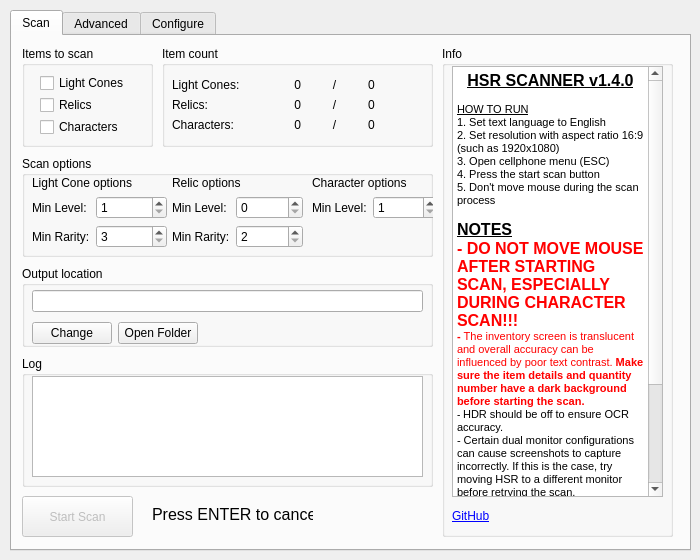
Qt form src/ui/hsr_scanner.ui (kel-z/HSR-Scanner) before a commit.
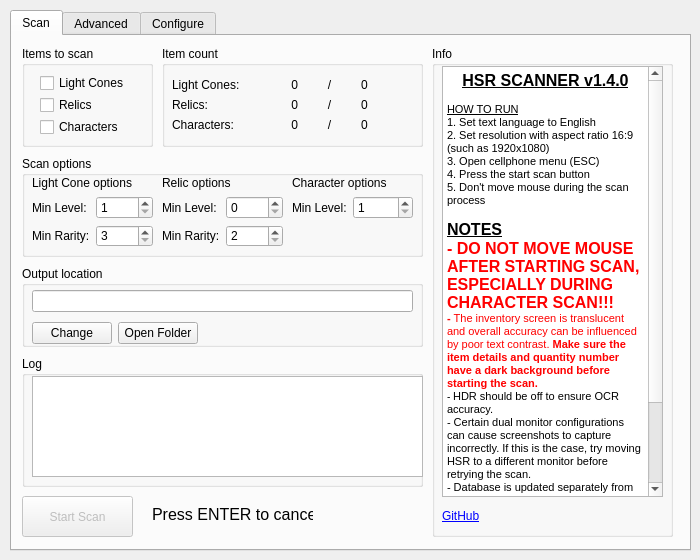
The same form after that commit. Custom widgets are drawn as their Qt base class.

Patch:
```diff
--- a/src/ui/hsr_scanner.ui
+++ b/src/ui/hsr_scanner.ui
@@ -142,7 +142,7 @@
        <rect>
         <x>150</x>
         <y>10</y>
-        <width>271</width>
+        <width>261</width>
         <height>101</height>
        </rect>
       </property>
@@ -154,7 +154,7 @@
         <rect>
          <x>10</x>
          <y>20</y>
-         <width>251</width>
+         <width>241</width>
          <height>77</height>
         </rect>
        </property>
@@ -293,7 +293,7 @@
        <rect>
         <x>10</x>
         <y>120</y>
-        <width>411</width>
+        <width>401</width>
         <height>101</height>
        </rect>
       </property>
@@ -305,8 +305,8 @@
         <rect>
          <x>10</x>
          <y>20</y>
-         <width>135</width>
-         <height>85</height>
+         <width>121</width>
+         <height>71</height>
         </rect>
        </property>
        <layout class="QFormLayout" name="formLayout_2">
@@ -380,10 +380,10 @@
       <widget class="QWidget" name="formLayoutWidget_3">
        <property name="geometry">
         <rect>
-         <x>150</x>
+         <x>140</x>
          <y>20</y>
-         <width>131</width>
-         <height>85</height>
+         <width>121</width>
+         <height>71</height>
         </rect>
        </property>
        <layout class="QFormLayout" name="formLayout_4">
@@ -445,9 +445,9 @@
       <widget class="QWidget" name="formLayoutWidget_5">
        <property name="geometry">
         <rect>
-         <x>290</x>
+         <x>270</x>
          <y>20</y>
-         <width>126</width>
+         <width>121</width>
          <height>71</height>
         </rect>
        </property>
@@ -490,7 +490,7 @@
        <rect>
         <x>10</x>
         <y>230</y>
-        <width>411</width>
+        <width>401</width>
         <height>81</height>
        </rect>
       </property>
@@ -502,7 +502,7 @@
         <rect>
          <x>10</x>
          <y>20</y>
-         <width>391</width>
+         <width>381</width>
          <height>62</height>
         </rect>
        </property>
@@ -543,9 +543,9 @@
      <widget class="QGroupBox" name="groupBox_4">
       <property name="geometry">
        <rect>
-        <x>430</x>
+        <x>420</x>
         <y>10</y>
-        <width>231</width>
+        <width>241</width>
         <height>491</height>
        </rect>
       </property>
@@ -557,7 +557,7 @@
         <rect>
          <x>10</x>
          <y>20</y>
-         <width>211</width>
+         <width>221</width>
          <height>431</height>
         </rect>
        </property>
@@ -571,19 +571,19 @@
         <string>&lt;!DOCTYPE HTML PUBLIC &quot;-//W3C//DTD HTML 4.0//EN&quot; &quot;http://www.w3.org/TR/REC-html40/strict.dtd&quot;&gt;
 &lt;html&gt;&lt;head&gt;&lt;meta name=&quot;qrichtext&quot; content=&quot;1&quot; /&gt;&lt;style type=&quot;text/css&quot;&gt;
 p, li { white-space: pre-wrap; }
-&lt;/style&gt;&lt;/head&gt;&lt;body style=&quot; font-family:'MS Shell Dlg 2'; font-size:9.6pt; font-weight:400; font-style:normal;&quot;&gt;
+&lt;/style&gt;&lt;/head&gt;&lt;body style=&quot; font-family:'MS Shell Dlg 2'; font-size:8pt; font-weight:400; font-style:normal;&quot;&gt;
 &lt;p align=&quot;center&quot; style=&quot; margin-top:0px; margin-bottom:0px; margin-left:0px; margin-right:0px; -qt-block-indent:0; text-indent:0px;&quot;&gt;&lt;span style=&quot; font-size:12pt; font-weight:600; text-decoration: underline;&quot;&gt;HSR SCANNER v1.4.0&lt;/span&gt;&lt;/p&gt;
 &lt;p align=&quot;center&quot; style=&quot;-qt-paragraph-type:empty; margin-top:0px; margin-bottom:0px; margin-left:0px; margin-right:0px; -qt-block-indent:0; text-indent:0px; font-size:8.25pt;&quot;&gt;&lt;br /&gt;&lt;/p&gt;
 &lt;p style=&quot; margin-top:0px; margin-bottom:0px; margin-left:0px; margin-right:0px; -qt-block-indent:0; text-indent:0px;&quot;&gt;&lt;span style=&quot; font-size:8.25pt; text-decoration: underline;&quot;&gt;HOW TO RUN&lt;/span&gt;&lt;/p&gt;
 &lt;p style=&quot; margin-top:0px; margin-bottom:0px; margin-left:0px; margin-right:0px; -qt-block-indent:0; text-indent:0px;&quot;&gt;&lt;span style=&quot; font-size:8.25pt;&quot;&gt;1. Set text language to English&lt;/span&gt;&lt;/p&gt;
-&lt;p style=&quot; margin-top:0px; margin-bottom:0px; margin-left:0px; margin-right:0px; -qt-block-indent:0; text-indent:0px;&quot;&gt;&lt;span style=&quot; font-size:8pt;&quot;&gt;2. Set resolution with aspect ratio 16:9 (such as 1920x1080)&lt;/span&gt;&lt;/p&gt;
-&lt;p style=&quot; margin-top:0px; margin-bottom:0px; margin-left:0px; margin-right:0px; -qt-block-indent:0; text-indent:0px;&quot;&gt;&lt;span style=&quot; font-size:8pt;&quot;&gt;3. Open cellphone menu (ESC)&lt;/span&gt;&lt;/p&gt;
-&lt;p style=&quot; margin-top:0px; margin-bottom:0px; margin-left:0px; margin-right:0px; -qt-block-indent:0; text-indent:0px;&quot;&gt;&lt;span style=&quot; font-size:8pt;&quot;&gt;4. Press the start scan button&lt;/span&gt;&lt;/p&gt;
-&lt;p style=&quot; margin-top:0px; margin-bottom:0px; margin-left:0px; margin-right:0px; -qt-block-indent:0; text-indent:0px;&quot;&gt;&lt;span style=&quot; font-size:8pt;&quot;&gt;5. Don't move mouse during the scan process&lt;/span&gt;&lt;/p&gt;
-&lt;p style=&quot;-qt-paragraph-type:empty; margin-top:0px; margin-bottom:0px; margin-left:0px; margin-right:0px; -qt-block-indent:0; text-indent:0px; font-size:8pt;&quot;&gt;&lt;br /&gt;&lt;/p&gt;
+&lt;p style=&quot; margin-top:0px; margin-bottom:0px; margin-left:0px; margin-right:0px; -qt-block-indent:0; text-indent:0px;&quot;&gt;2. Set resolution with aspect ratio 16:9 (such as 1920x1080)&lt;/p&gt;
+&lt;p style=&quot; margin-top:0px; margin-bottom:0px; margin-left:0px; margin-right:0px; -qt-block-indent:0; text-indent:0px;&quot;&gt;3. Open cellphone menu (ESC)&lt;/p&gt;
+&lt;p style=&quot; margin-top:0px; margin-bottom:0px; margin-left:0px; margin-right:0px; -qt-block-indent:0; text-indent:0px;&quot;&gt;4. Press the start scan button&lt;/p&gt;
+&lt;p style=&quot; margin-top:0px; margin-bottom:0px; margin-left:0px; margin-right:0px; -qt-block-indent:0; text-indent:0px;&quot;&gt;5. Don't move mouse during the scan process&lt;/p&gt;
+&lt;p style=&quot;-qt-paragraph-type:empty; margin-top:0px; margin-bottom:0px; margin-left:0px; margin-right:0px; -qt-block-indent:0; text-indent:0px;&quot;&gt;&lt;br /&gt;&lt;/p&gt;
 &lt;p style=&quot; margin-top:0px; margin-bottom:0px; margin-left:0px; margin-right:0px; -qt-block-indent:0; text-indent:0px;&quot;&gt;&lt;span style=&quot; font-size:12pt; font-weight:600; text-decoration: underline;&quot;&gt;NOTES&lt;/span&gt;&lt;/p&gt;
 &lt;p style=&quot; margin-top:0px; margin-bottom:0px; margin-left:0px; margin-right:0px; -qt-block-indent:0; text-indent:0px;&quot;&gt;&lt;span style=&quot; font-size:12pt; font-weight:600; color:#ff0000;&quot;&gt;- DO NOT MOVE MOUSE AFTER STARTING SCAN, ESPECIALLY DURING CHARACTER SCAN!!!&lt;/span&gt;&lt;/p&gt;
-&lt;p style=&quot; margin-top:0px; margin-bottom:0px; margin-left:0px; margin-right:0px; -qt-block-indent:0; text-indent:0px;&quot;&gt;&lt;span style=&quot; font-size:8pt; font-weight:600; color:#ff0000;&quot;&gt;- &lt;/span&gt;&lt;span style=&quot; font-size:8pt; color:#ff0000;&quot;&gt;The inventory screen is translucent and overall accuracy can be influenced by poor text contrast. &lt;/span&gt;&lt;span style=&quot; font-size:8pt; font-weight:600; color:#ff0000;&quot;&gt;Make sure the item details and quantity number have a dark background before starting the scan.&lt;/span&gt;&lt;/p&gt;
+&lt;p style=&quot; margin-top:0px; margin-bottom:0px; margin-left:0px; margin-right:0px; -qt-block-indent:0; text-indent:0px;&quot;&gt;&lt;span style=&quot; font-weight:600; color:#ff0000;&quot;&gt;- &lt;/span&gt;&lt;span style=&quot; color:#ff0000;&quot;&gt;The inventory screen is translucent and overall accuracy can be influenced by poor text contrast. &lt;/span&gt;&lt;span style=&quot; font-weight:600; color:#ff0000;&quot;&gt;Make sure the item details and quantity number have a dark background before starting the scan.&lt;/span&gt;&lt;/p&gt;
 &lt;p style=&quot; margin-top:0px; margin-bottom:0px; margin-left:0px; margin-right:0px; -qt-block-indent:0; text-indent:0px;&quot;&gt;&lt;span style=&quot; font-size:7.8pt;&quot;&gt;- &lt;/span&gt;&lt;span style=&quot; font-size:8.25pt;&quot;&gt;HDR should be off to ensure OCR accuracy.&lt;/span&gt;&lt;/p&gt;
 &lt;p style=&quot; margin-top:0px; margin-bottom:0px; margin-left:0px; margin-right:0px; -qt-block-indent:0; text-indent:0px;&quot;&gt;&lt;span style=&quot; font-size:8.25pt;&quot;&gt;- Certain dual monitor configurations can cause screenshots to capture incorrectly. If this is the case, try moving HSR to a different monitor before retrying the scan.&lt;/span&gt;&lt;/p&gt;
 &lt;p style=&quot; margin-top:0px; margin-bottom:0px; margin-left:0px; margin-right:0px; -qt-block-indent:0; text-indent:0px;&quot;&gt;&lt;span style=&quot; font-size:8.25pt;&quot;&gt;- Database is updated separately from this app. If the database version doesn't match the latest game version, then the database hasn't been updated yet. You will need to check again later.&lt;/span&gt;&lt;/p&gt;
@@ -637,7 +637,7 @@
        <rect>
         <x>10</x>
         <y>320</y>
-        <width>411</width>
+        <width>401</width>
         <height>131</height>
        </rect>
       </property>
```
Left out of the diff: 24 changed lines with no effect on the pictures.
